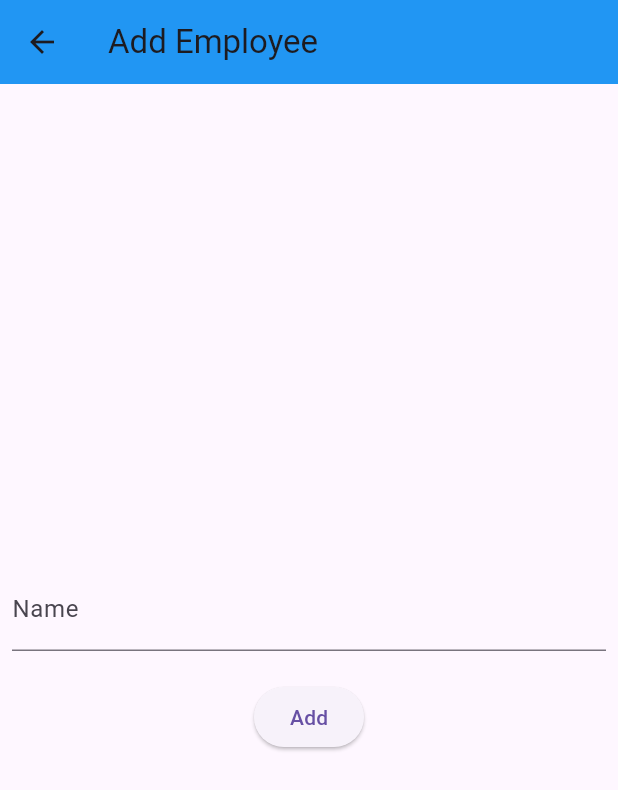
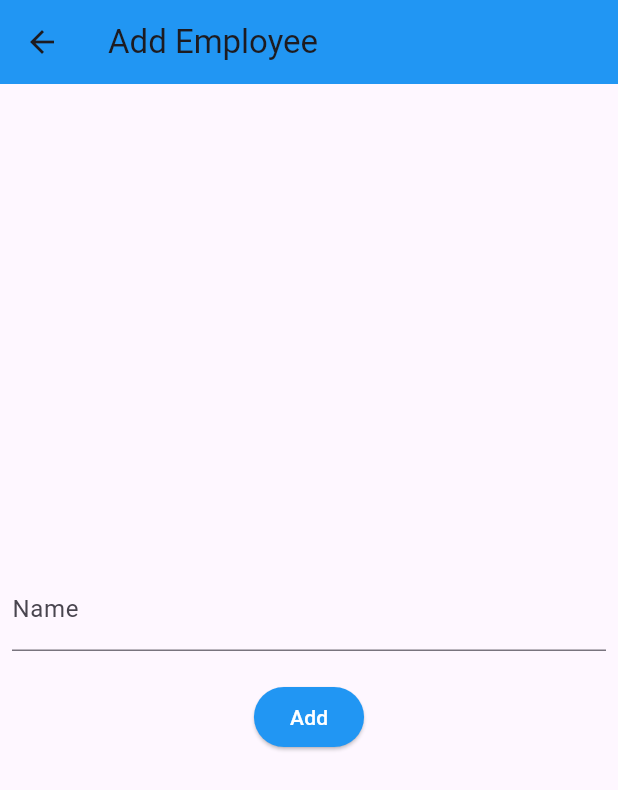
Before and after one commit to RanaMahrous0/task_10, a Flutter app: the screen it shows after launch, after a tap on the "add" icon, on a phone screen of 412 x 824 dp. Shown: the top 790 px of the screen. Run offline on Flutter 3.47's test engine with Material 3 defaults, Android fonts, the phone set to English and light mode, and no system bars; our stand-ins replace get_it, sqflite; accounts and stored records are empty.

Commit message:
update using get-it

```diff
--- a/lib/pages/add_employee.dart
+++ b/lib/pages/add_employee.dart
@@ -13,7 +13,6 @@ class AddEmployee extends StatefulWidget {
 class _AddEmployeeState extends State<AddEmployee> {
   var nameController = TextEditingController();
 
-
   @override
   Widget build(BuildContext context) {
     return Scaffold(
@@ -28,8 +27,9 @@ class _AddEmployeeState extends State<AddEmployee> {
           children: [
             TextField(
               controller: nameController,
+
               decoration: const InputDecoration(
-                  label: Text('Name'), hintText: 'enter employee name'),
+                  label: Text('Name'), hintText: 'Enter Employee Name'),
             ),
             const SizedBox(
               height: 20,
@@ -39,7 +39,6 @@ class _AddEmployeeState extends State<AddEmployee> {
                 try {
                   var sqlHelper = GetIt.I.get<SqlHelper>();
 
-
                   sqlHelper.insertItem(nameController.text);
 
                   Navigator.pop(context);
@@ -47,7 +46,14 @@ class _AddEmployeeState extends State<AddEmployee> {
                   print('error $e');
                 }
               },
-                child: const Text('Add'))
+              child: const Text('Add'),
+              style: ButtonStyle(
+                backgroundColor: MaterialStatePropertyAll<Color>(Colors.blue),
+                foregroundColor: MaterialStatePropertyAll<Color>(
+                  Colors.white,
+                ),
+              ),
+            )
           ],
         ),
       ),
--- a/lib/pages/list_employee.dart
+++ b/lib/pages/list_employee.dart
@@ -32,7 +32,13 @@ class _ListEmpolyeeState extends State<ListEmpolyee> {
   Widget build(BuildContext context) {
     return Scaffold(
       appBar: AppBar(
-        title: const Text('Employee'),
+        title: const Text(
+          'Employee',
+          style: TextStyle(
+            color: Colors.white,
+            fontWeight: FontWeight.w800,
+          ),
+        ),
         backgroundColor: Colors.blue,
       ),
       body: myFutureBuilder(),
@@ -41,6 +47,8 @@ class _ListEmpolyeeState extends State<ListEmpolyee> {
           Navigator.pushNamed(context, '/add');
         },
         child: const Icon(Icons.add),
+        backgroundColor: Colors.blue,
+        foregroundColor: Colors.white,
       ),
     );
   }
@@ -62,7 +70,9 @@ class _ListEmpolyeeState extends State<ListEmpolyee> {
             itemBuilder: (context, index) {
               return ListTile(
                 leading: const Icon(Icons.person),
-                title: Text(data[index]['name']),
+                title: Text(
+                  data[index]['name'],
+                ),
               );
             },
           );
```
Lines whose indentation alone changed are shown as unchanged.
